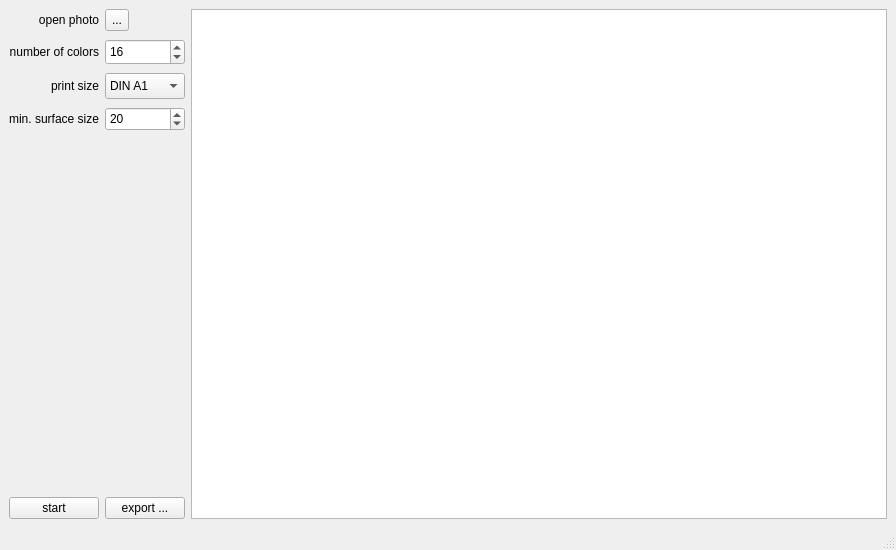
First picture: the form in src/colorbynumbers/view/mainwindow.ui, repository colorbynumbers/colorbynumbers_desktop, before the edit.
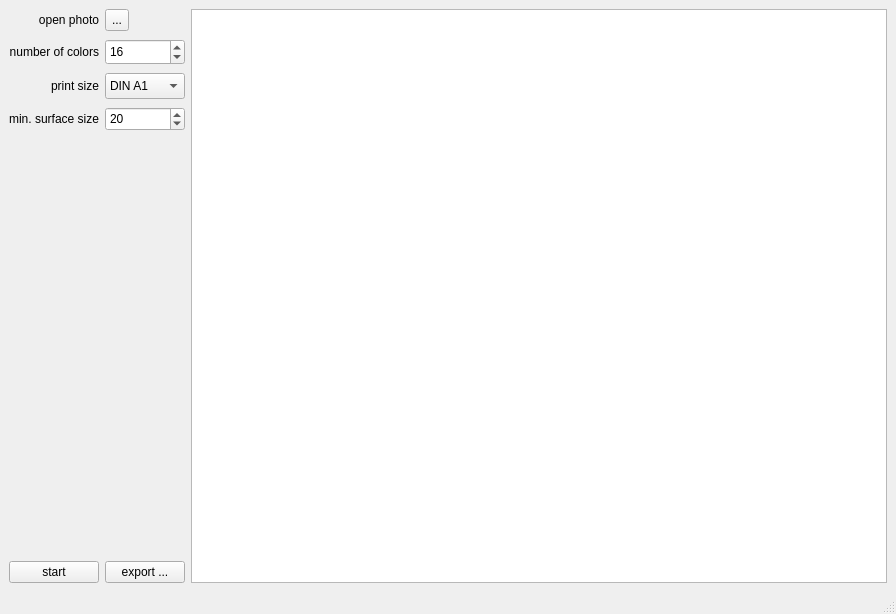
Second picture: the form after the edit.

Diff of the .ui file:
```diff
--- a/src/colorbynumbers/view/mainwindow.ui
+++ b/src/colorbynumbers/view/mainwindow.ui
@@ -7,7 +7,7 @@
     <x>0</x>
     <y>0</y>
     <width>896</width>
-    <height>550</height>
+    <height>614</height>
    </rect>
   </property>
   <property name="windowTitle">
```
Left out of the diff: 24 changed lines with no effect on the pictures.
